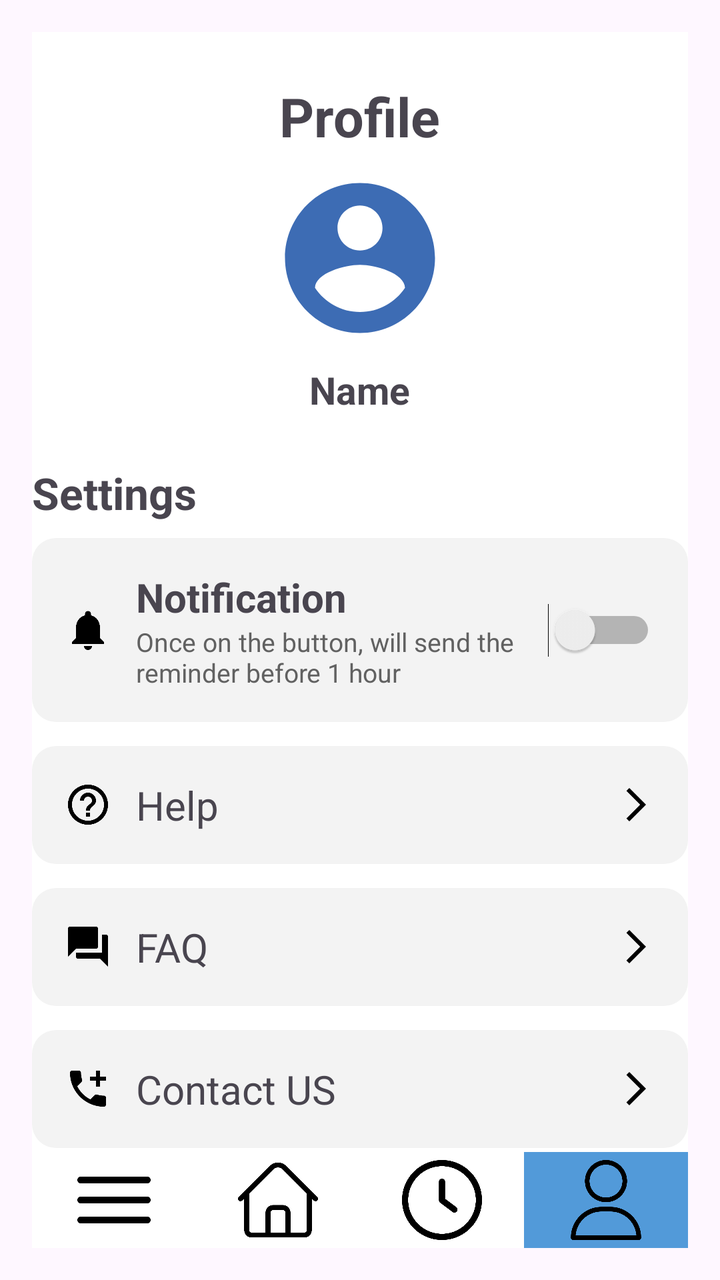
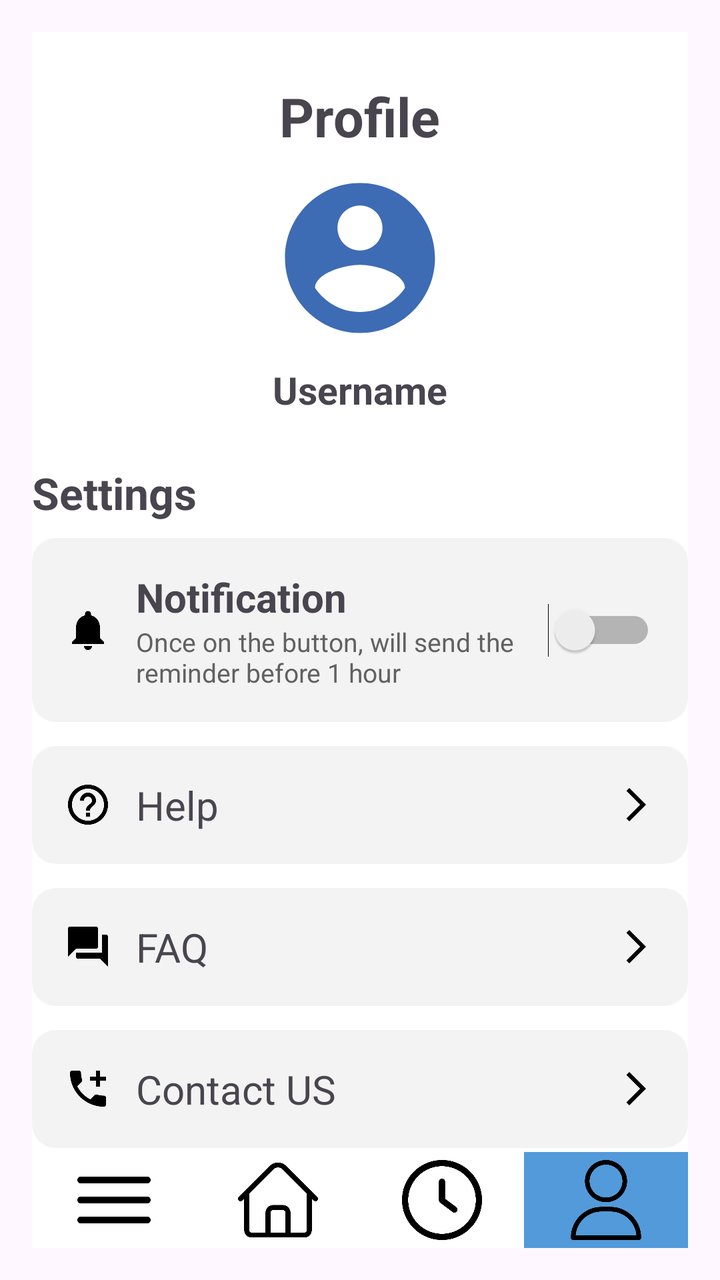

Before-and-after screenshots of an Android layout around one commit, followed by the original layout XML and the change that was made.
<!-- AndroidManifest.xml: application theme Theme.Madgroupassignment -->
<!-- res/layout/activity_profile.xml -->
<?xml version="1.0" encoding="utf-8"?>
<RelativeLayout xmlns:android="http://schemas.android.com/apk/res/android"
    xmlns:tools="http://schemas.android.com/tools"
    android:layout_width="match_parent"
    android:layout_height="match_parent"
    android:padding="16dp">

    <LinearLayout
        android:layout_width="395dp"
        android:layout_height="693dp"
        android:orientation="vertical"
        android:background="#FFFFFF">

        
        <LinearLayout
            android:layout_width="match_parent"
            android:layout_height="wrap_content"
            android:gravity="center"
            android:orientation="vertical"
            android:padding="16dp">

            <TextView
                android:layout_width="wrap_content"
                android:layout_height="wrap_content"
                android:layout_marginTop="8dp"
                android:layout_marginBottom="8dp"
                android:text="@string/profile"
                android:textSize="27sp"
                android:textStyle="bold" />

            <ImageView
                android:id="@+id/profile_image"
                android:layout_width="90dp"
                android:layout_height="90dp"
                android:layout_marginBottom="8dp"
                android:src="@drawable/ic_profile_placeholder"
                android:contentDescription="@string/profile_picture"
                android:clickable="true"
                android:focusable="true" />

            <TextView
                android:id="@+id/username_textview"
                android:layout_width="wrap_content"
                android:layout_height="wrap_content"
                android:text="@string/name"
                android:textSize="19sp"
                android:textStyle="bold" />
        </LinearLayout>

        
        <TextView
            android:layout_width="wrap_content"
            android:layout_height="wrap_content"
            android:layout_marginTop="8dp"
            android:layout_marginBottom="8dp"
            android:text="@string/settings"
            android:textSize="22sp"
            android:textStyle="bold" />

        
        <LinearLayout
            android:layout_width="match_parent"
            android:layout_height="wrap_content"
            android:layout_marginBottom="12dp"
            android:background="@drawable/rounded_card"
            android:gravity="center_vertical"
            android:orientation="horizontal"
            android:padding="16dp">

            <ImageView
                android:layout_width="24dp"
                android:layout_height="24dp"
                android:contentDescription="@string/notification_icon"
                android:src="@drawable/ic_notification" />

            <LinearLayout
                android:layout_width="0dp"
                android:layout_height="wrap_content"
                android:layout_weight="1"
                android:orientation="vertical"
                android:paddingStart="12dp"
                tools:ignore="RtlSymmetry">

                <TextView
                    android:layout_width="wrap_content"
                    android:layout_height="wrap_content"
                    android:text="@string/notification"
                    android:textSize="20sp"
                    android:textStyle="bold" />

                <TextView
                    android:layout_width="wrap_content"
                    android:layout_height="wrap_content"
                    android:text="@string/once_on_the_button_will_send_the_reminder_before_1_hour"
                    android:textColor="#616161"
                    android:textSize="13sp" />
            </LinearLayout>

            <Switch
                android:id="@+id/switch_notification"
                android:layout_width="wrap_content"
                android:layout_height="wrap_content"
                android:minWidth="48dp"
                android:minHeight="48dp"
                tools:ignore="UseSwitchCompatOrMaterialXml" />
        </LinearLayout>

        
        <LinearLayout
            android:id="@+id/help_item"
            android:layout_width="match_parent"
            android:layout_height="wrap_content"
            android:layout_marginBottom="12dp"
            android:background="@drawable/rounded_card"
            android:gravity="center_vertical"
            android:orientation="horizontal"
            android:padding="16dp">

            <ImageView
                android:layout_width="24dp"
                android:layout_height="24dp"
                android:contentDescription="@string/help_icon"
                android:src="@drawable/ic_help" />

            <TextView
                android:layout_width="0dp"
                android:layout_height="wrap_content"
                android:layout_marginStart="12dp"
                android:layout_weight="1"
                android:text="@string/help"
                android:textSize="20sp" />

            <ImageView
                android:layout_width="20dp"
                android:layout_height="20dp"
                android:contentDescription="@string/arrow"
                android:src="@drawable/ic_arrow" />
        </LinearLayout>

        
        <LinearLayout
            android:id="@+id/faq_item"
            android:layout_width="match_parent"
            android:layout_height="wrap_content"
            android:layout_marginBottom="12dp"
            android:background="@drawable/rounded_card"
            android:gravity="center_vertical"
            android:orientation="horizontal"
            android:padding="16dp">

            <ImageView
                android:layout_width="24dp"
                android:layout_height="24dp"
                android:contentDescription="@string/faq"
                android:src="@drawable/ic_faq" />

            <TextView
                android:layout_width="0dp"
                android:layout_height="wrap_content"
                android:layout_marginStart="12dp"
                android:layout_weight="1"
                android:text="@string/faq_text"
                android:textSize="20sp" />

            <ImageView
                android:layout_width="20dp"
                android:layout_height="20dp"
                android:contentDescription="@string/arrow_faq"
                android:src="@drawable/ic_arrow" />
        </LinearLayout>

        
        <LinearLayout
            android:id="@+id/contact_item"
            android:layout_width="match_parent"
            android:layout_height="wrap_content"
            android:layout_marginBottom="12dp"
            android:background="@drawable/rounded_card"
            android:gravity="center_vertical"
            android:orientation="horizontal"
            android:padding="16dp">

            <ImageView
                android:layout_width="24dp"
                android:layout_height="24dp"
                android:contentDescription="@string/contact_icon"
                android:src="@drawable/ic_contact" />

            <TextView
                android:layout_width="0dp"
                android:layout_height="wrap_content"
                android:layout_marginStart="12dp"
                android:layout_weight="1"
                android:text="@string/contact_us"
                android:textSize="20sp" />

            <ImageView
                android:layout_width="20dp"
                android:layout_height="20dp"
                android:contentDescription="@string/arrow_contact"
                android:src="@drawable/ic_arrow" />
        </LinearLayout>

        
        <Space
            android:layout_width="match_parent"
            android:layout_height="0dp"
            android:layout_weight="1" />
        
        <TextView
            android:id="@+id/sign_out"
            android:layout_width="match_parent"
            android:layout_height="wrap_content"
            android:background="@drawable/rounded_card"
            android:gravity="center"
            android:padding="16dp"
            android:text="@string/sign_out"
            android:textColor="#FF3B30"
            android:textStyle="bold" />

    </LinearLayout>
    
    <LinearLayout
        android:id="@+id/bottom_bar"
        android:layout_width="match_parent"
        android:layout_height="wrap_content"
        android:orientation="horizontal"
        android:background="@android:color/white"
        android:layout_alignParentBottom="true"
        android:layout_alignParentStart="true"
        android:layout_alignParentEnd="true">


        <ImageButton
            android:id="@+id/listButton"
            android:layout_width="48dp"
            android:layout_height="48dp"
            android:layout_weight="1"
            android:padding="4dp"
            android:scaleType="fitCenter"
            android:src="@drawable/menu"
            android:background="?attr/selectableItemBackgroundBorderless"/>

        
        <Button
            android:id="@+id/rewardButton"
            android:layout_width="wrap_content"
            android:layout_height="wrap_content"
            android:text="Reward"
            android:padding="4dp"
            android:scaleType="fitCenter"
            android:visibility="gone" />
        <Button
            android:id="@+id/searchButton"
            android:layout_width="wrap_content"
            android:layout_height="wrap_content"
            android:text="Search"
            android:padding="4dp"
            android:scaleType="fitCenter"
            android:visibility="gone" />

        <ImageButton
            android:id="@+id/homeButton"
            android:layout_width="48dp"
            android:layout_height="48dp"
            android:layout_weight="1"
            android:padding="4dp"
            android:scaleType="fitCenter"
            android:src="@drawable/home"
            android:background="?attr/selectableItemBackgroundBorderless"/>

        <ImageButton
            android:id="@+id/clockButton"
            android:layout_width="48dp"
            android:layout_height="48dp"
            android:layout_weight="1"
            android:padding="4dp"
            android:scaleType="fitCenter"
            android:src="@drawable/clock"
            android:background="?attr/selectableItemBackgroundBorderless"/>

        <ImageButton
            android:id="@+id/profileButton"
            android:layout_width="48dp"
            android:layout_height="48dp"
            android:layout_weight="1"
            android:padding="4dp"
            android:scaleType="fitCenter"
            android:src="@drawable/user"
            android:background="#529ad9"/>
    </LinearLayout>
</RelativeLayout>
<!-- resources referenced by this layout -->
<resources>
  <!-- drawable ic_arrow (drawable) -->
  <vector android:autoMirrored="true" android:height="24dp"
      android:tint="#000000" android:viewportHeight="24"
      android:viewportWidth="24" android:width="24dp" xmlns:android="http://schemas.android.com/apk/res/android">
      <path android:fillColor="@android:color/white" android:pathData="M6.23,20.23l1.77,1.77l10,-10l-10,-10l-1.77,1.77l8.23,8.23z"/>
  </vector>
  <!-- drawable ic_faq (drawable) -->
  <vector android:height="24dp" android:tint="#000000"
      android:viewportHeight="24" android:viewportWidth="24"
      android:width="24dp" xmlns:android="http://schemas.android.com/apk/res/android">
      <path android:fillColor="@android:color/white" android:pathData="M21,6h-2v9L6,15v2c0,0.55 0.45,1 1,1h11l4,4L22,7c0,-0.55 -0.45,-1 -1,-1zM17,12L17,3c0,-0.55 -0.45,-1 -1,-1L3,2c-0.55,0 -1,0.45 -1,1v14l4,-4h10c0.55,0 1,-0.45 1,-1z"/>
  </vector>
  <!-- drawable ic_notification (drawable) -->
  <vector android:height="24dp" android:tint="#000000"
      android:viewportHeight="24" android:viewportWidth="24"
      android:width="24dp" xmlns:android="http://schemas.android.com/apk/res/android">
      <path android:fillColor="@android:color/white" android:pathData="M12,22c1.1,0 2,-0.9 2,-2h-4c0,1.1 0.89,2 2,2zM18,16v-5c0,-3.07 -1.64,-5.64 -4.5,-6.32L13.5,4c0,-0.83 -0.67,-1.5 -1.5,-1.5s-1.5,0.67 -1.5,1.5v0.68C7.63,5.36 6,7.92 6,11v5l-2,2v1h16v-1l-2,-2z"/>
  </vector>
  <!-- drawable ic_profile_placeholder (drawable) -->
  <vector xmlns:android="http://schemas.android.com/apk/res/android"
      android:width="24dp"
      android:height="24dp"
      android:viewportWidth="24"
      android:viewportHeight="24"
      android:tint="#3d6cb4">
      <path
          android:fillColor="@android:color/white"
          android:pathData="M12,2C6.48,2 2,6.48 2,12s4.48,10 10,10 10,-4.48 10,-10S17.52,2 12,2zM12,5c1.66,0 3,1.34 3,3s-1.34,3 -3,3 -3,-1.34 -3,-3 1.34,-3 3,-3zM12,19.2c-2.5,0 -4.71,-1.28 -6,-3.22 0.03,-1.99 4,-3.08 6,-3.08 1.99,0 5.97,1.09 6,3.08 -1.29,1.94 -3.5,3.22 -6,3.22z"/>
  </vector>
  <!-- drawable rounded_card (drawable) -->
  <?xml version="1.0" encoding="utf-8"?>
  <shape xmlns:android="http://schemas.android.com/apk/res/android"
      android:shape="rectangle">
      <solid android:color="#F3F3F3" />
      <corners android:radius="12dp" />
  </shape>
  <string name="arrow">Arrow</string>
  <string name="arrow_contact">Arrow_contact</string>
  <string name="arrow_faq">Arrow_faq</string>
  <string name="contact_icon">Contact_icon</string>
  <string name="contact_us">Contact US</string>
  <string name="faq">FAQ</string>
  <string name="faq_text">FAQ</string>
  <string name="help">Help</string>
  <string name="help_icon">icon</string>
  <string name="name">Name</string>
  <string name="notification">Notification</string>
  <string name="notification_icon">notification_icon</string>
  <string name="once_on_the_button_will_send_the_reminder_before_1_hour">Once on the button, will send the reminder before 1 hour</string>
  <string name="profile">Profile</string>
  <string name="profile_picture">Profile Picture</string>
  <string name="settings">Settings</string>
  <string name="sign_out">Sign Out</string>
  <style name="Theme.Madgroupassignment" parent="Base.Theme.Madgroupassignment" />
  <style name="Base.Theme.Madgroupassignment" parent="Theme.Material3.DayNight.NoActionBar">
          
          
          <item name="colorPrimary">@color/lightblue</item>
      </style>
  <color name="lightblue">#b6dff7</color>
  <!-- unchanged entries left out for length: 6 -->
</resources>

<!-- the commit's change to res/layout/activity_profile.xml (unified diff, before → after) -->
@@ -42,7 +42,7 @@
                 android:id="@+id/username_textview"
                 android:layout_width="wrap_content"
                 android:layout_height="wrap_content"
-                android:text="@string/name"
+                android:text="@string/username_edit"
                 android:textSize="19sp"
                 android:textStyle="bold" />
         </LinearLayout>
<!-- resource entries referenced after the edit -->
@@ -45,7 +45,6 @@
   <string name="faq_text">FAQ</string>
   <string name="help">Help</string>
   <string name="help_icon">icon</string>
-  <string name="name">Name</string>
   <string name="notification">Notification</string>
   <string name="notification_icon">notification_icon</string>
   <string name="once_on_the_button_will_send_the_reminder_before_1_hour">Once on the button, will send the reminder before 1 hour</string>
@@ -53,6 +52,7 @@
   <string name="profile_picture">Profile Picture</string>
   <string name="settings">Settings</string>
   <string name="sign_out">Sign Out</string>
+  <string name="username_edit">Username</string>
   <style name="Theme.Madgroupassignment" parent="Base.Theme.Madgroupassignment" />
   <style name="Base.Theme.Madgroupassignment" parent="Theme.Material3.DayNight.NoActionBar">
           
